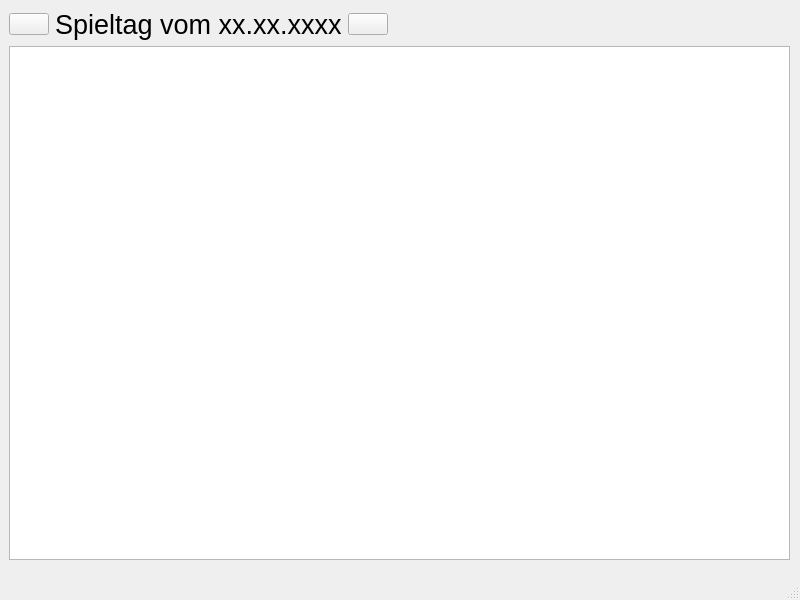
morpheus686/kegelkasse_python, file main.ui: the form before one commit.
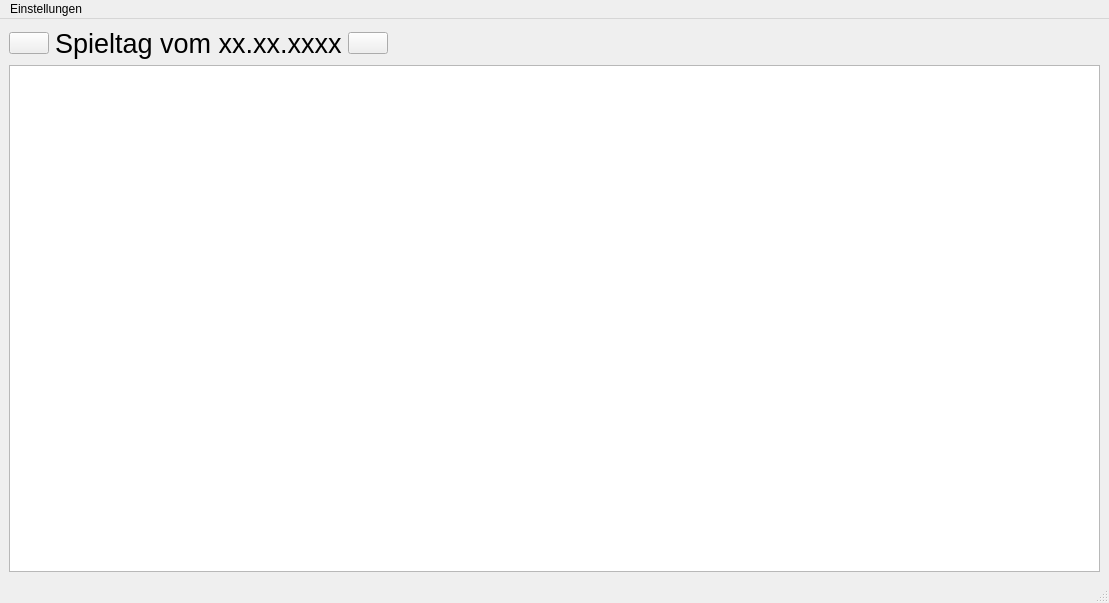
The form after the commit. Icons and pictures are not drawn.

```diff
--- a/main.ui
+++ b/main.ui
@@ -6,23 +6,16 @@
    <rect>
     <x>0</x>
     <y>0</y>
-    <width>800</width>
-    <height>600</height>
+    <width>1109</width>
+    <height>603</height>
    </rect>
   </property>
   <property name="windowTitle">
    <string>Kegel-Strafenkatalog</string>
   </property>
   <widget class="QWidget" name="centralwidget">
-   <widget class="QWidget" name="verticalLayoutWidget">
-    <property name="geometry">
-     <rect>
-      <x>9</x>
-      <y>9</y>
-      <width>781</width>
-      <height>551</height>
-     </rect>
-    </property>
+   <layout class="QGridLayout" name="gridLayout">
+    <item row="0" column="0">
     <layout class="QVBoxLayout" name="verticalLayout">
      <item>
       <layout class="QHBoxLayout" name="horizontalLayout">
@@ -83,9 +76,32 @@
       </widget>
      </item>
     </layout>
-   </widget>
+    </item>
+   </layout>
   </widget>
   <widget class="QStatusBar" name="statusbar"/>
+  <widget class="QMenuBar" name="menuBar">
+   <property name="geometry">
+    <rect>
+     <x>0</x>
+     <y>0</y>
+     <width>1109</width>
+     <height>22</height>
+    </rect>
+   </property>
+   <widget class="QMenu" name="menuEinstellungen">
+    <property name="title">
+     <string>Einstellungen</string>
+    </property>
+    <addaction name="actionMannschaften_verwalten"/>
+   </widget>
+   <addaction name="menuEinstellungen"/>
+  </widget>
+  <action name="actionMannschaften_verwalten">
+   <property name="text">
+    <string>Mannschaften verwalten</string>
+   </property>
+  </action>
  </widget>
  <resources/>
  <connections/>
```
Lines whose indentation alone changed are shown as unchanged.
